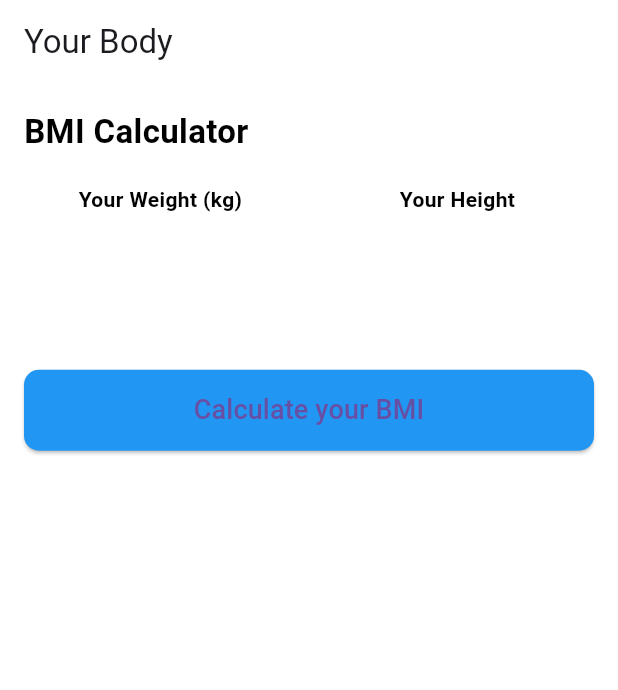
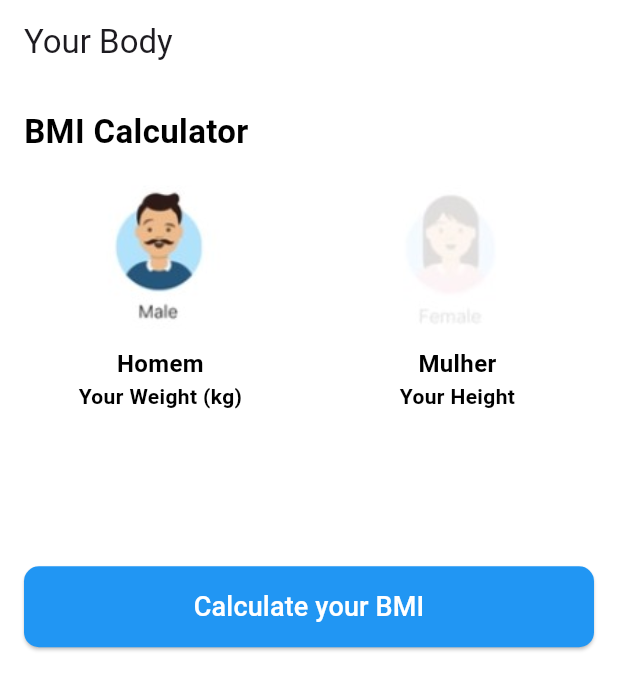
Before and after one commit to MarcioCMartha/BMI, a Flutter app: the screen it shows after launch, on a phone screen of 412 x 824 dp. Shown: the top 690 px of the screen. Run offline on Flutter 3.47's test engine with Material 3 defaults, Android fonts, the phone set to English and light mode, and no system bars.

Commit message:
Adicionando imagens

```diff
--- a/lib/main.dart
+++ b/lib/main.dart
@@ -87,7 +87,7 @@ class _IMCCalculatorState extends State<IMCCalculator> {
       appBar: AppBar(
         title: const Text('Your Body'),
         elevation: 0,
-        backgroundColor: Colors.white,  // Cor da AppBar azul
+        backgroundColor: Colors.white, // Cor da AppBar azul
       ),
       body: SingleChildScrollView(
         padding: const EdgeInsets.all(16.0),
@@ -104,6 +104,73 @@ class _IMCCalculatorState extends State<IMCCalculator> {
               ),
             ),
             const SizedBox(height: 20.0),
+////////////////////////////////////////////////////////////////////////////////////////
+
+            Row(
+  mainAxisAlignment: MainAxisAlignment.spaceBetween,
+  children: [
+    // Coluna para selecionar Homem
+    Expanded(
+      child: GestureDetector(
+        onTap: () {
+          // Ação ao selecionar Homem
+          print("Homem selecionado");
+        },
+        child: Column(
+          children: [
+            Image.asset(
+              'assets/images/man.png', // Caminho da imagem do homem
+              width: 100,
+              height:100,
+            ),
+            const SizedBox(height: 8.0),
+            const Text(
+              'Homem',
+              style: TextStyle(
+                fontSize: 16.0,
+                fontWeight: FontWeight.bold,
+                color: Colors.black,
+              ),
+              textAlign: TextAlign.center,
+            ),
+          ],
+        ),
+      ),
+    ),
+    const SizedBox(width: 16.0),
+    // Coluna para selecionar Mulher
+    Expanded(
+      child: GestureDetector(
+        onTap: () {
+          // Ação ao selecionar Mulher
+          print("Mulher selecionada");
+        },
+        child: Column(
+          children: [
+            Image.asset(
+              'assets/images/woman.png', // Caminho da imagem da mulher
+              width: 100,
+              height: 100,
+            ),
+            const SizedBox(height: 8.0),
+            const Text(
+              'Mulher',
+              style: TextStyle(
+                fontSize: 16.0,
+                fontWeight: FontWeight.bold,
+                color: Colors.black,
+              ),
+              textAlign: TextAlign.center,
+            ),
+          ],
+        ),
+      ),
+    ),
+  ],
+),
+////////////////////////////////////////////////////////////////////////////////////////
+
+
 
             // Duas colunas para peso e altura
             Row(
@@ -112,7 +179,8 @@ class _IMCCalculatorState extends State<IMCCalculator> {
                 // Coluna do Peso
                 Expanded(
                   child: Column(
-                    crossAxisAlignment: CrossAxisAlignment.center, // Centraliza o conteúdo da coluna
+                    crossAxisAlignment: CrossAxisAlignment
+                        .center, // Centraliza o conteúdo da coluna
                     children: [
                       const Text(
                         'Your Weight (kg)',
@@ -135,7 +203,8 @@ class _IMCCalculatorState extends State<IMCCalculator> {
                 // Coluna da Altura
                 Expanded(
                   child: Column(
-                    crossAxisAlignment: CrossAxisAlignment.center, // Centraliza o conteúdo da coluna
+                    crossAxisAlignment: CrossAxisAlignment
+                        .center, // Centraliza o conteúdo da coluna
                     children: [
                       const Text(
                         'Your Height',
@@ -164,6 +233,7 @@ class _IMCCalculatorState extends State<IMCCalculator> {
               style: ElevatedButton.styleFrom(
                 padding: const EdgeInsets.symmetric(vertical: 14.0),
                 backgroundColor: Colors.blue, // Cor azul para o botão
+                foregroundColor: Colors.white,
                 shape: RoundedRectangleBorder(
                   borderRadius: BorderRadius.circular(10.0),
                 ),
--- a/pubspec.yaml
+++ b/pubspec.yaml
@@ -58,6 +58,9 @@ flutter:
   # the material Icons class.
   uses-material-design: true
 
+  assets:
+    - assets/images/man.png
+    - assets/images/woman.png
   # To add assets to your application, add an assets section, like this:
   # assets:
   #   - images/a_dot_burr.jpeg
```
Also changed, not shown: assets/images/man.jpg (added), assets/images/man.png (added), assets/images/woman.jpg (added), assets/images/woman.png (added).
